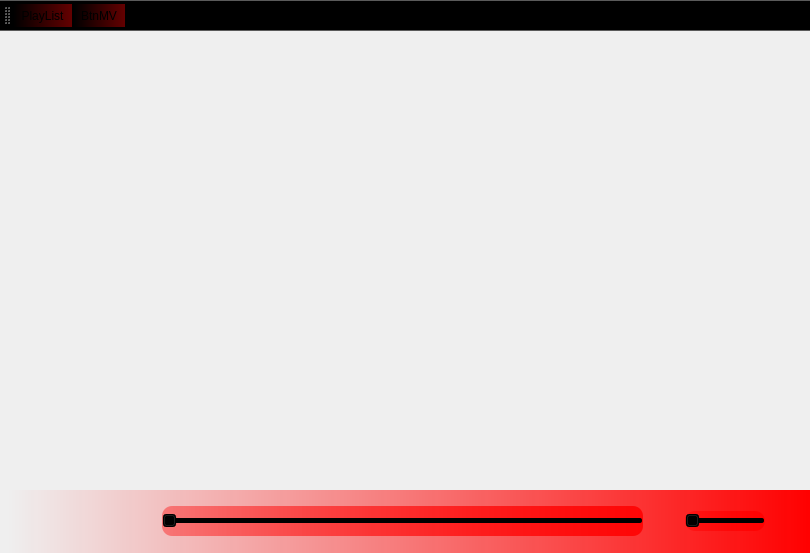
Old version of the form MusicPlayerMainWindow.ui in the repository ZHKU-Robot/MusicPlay.
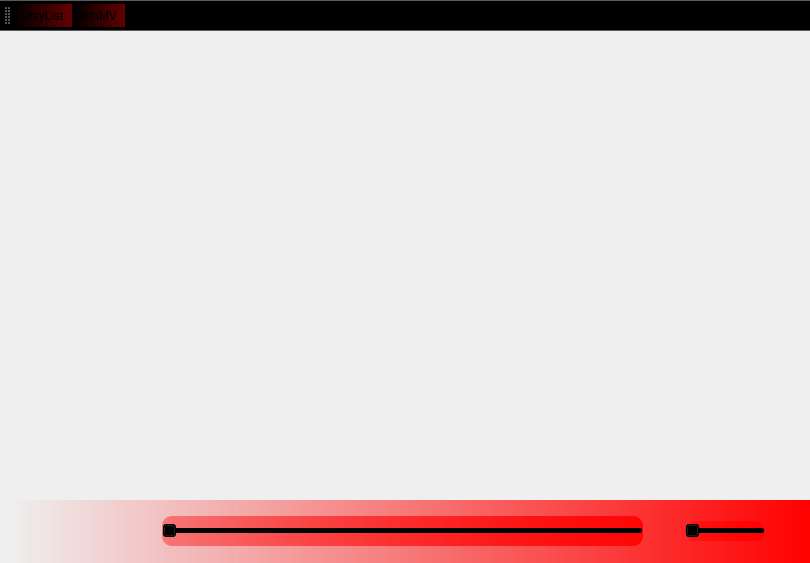
New version of the form. Icons and pictures are not drawn.

Patch:
```diff
--- a/MusicPlayerMainWindow.ui
+++ b/MusicPlayerMainWindow.ui
@@ -10,7 +10,7 @@
     <x>0</x>
     <y>0</y>
     <width>810</width>
-    <height>553</height>
+    <height>563</height>
    </rect>
   </property>
   <property name="windowTitle">
```
